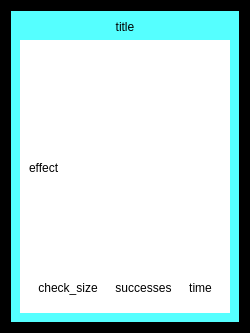
This is src/py/cardwidget.ui in jyn-n/automatic-octo-dollop as Qt 5 draws it before an edit. The edited form follows.
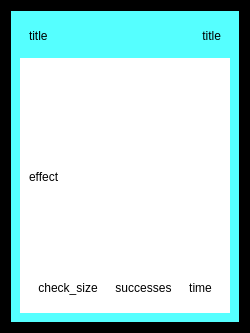
This is the edited form.

Commit message: card title in two corners

The edit to the form file:
```diff
--- a/src/py/cardwidget.ui
+++ b/src/py/cardwidget.ui
@@ -151,19 +151,6 @@
       <bool>true</bool>
      </property>
      <layout class="QGridLayout" name="gridLayout_2">
-      <item row="0" column="0">
-       <widget class="QLabel" name="label_title">
-        <property name="text">
-         <string>title</string>
-        </property>
-        <property name="alignment">
-         <set>Qt::AlignCenter</set>
-        </property>
-        <property name="textInteractionFlags">
-         <set>Qt::NoTextInteraction</set>
-        </property>
-       </widget>
-      </item>
       <item row="1" column="0">
        <widget class="QWidget" name="area_content" native="true">
         <property name="sizePolicy">
@@ -326,6 +313,32 @@
         </layout>
        </widget>
       </item>
+      <item row="0" column="0">
+       <widget class="QWidget" name="widget" native="true">
+        <layout class="QHBoxLayout" name="horizontalLayout_2">
+         <item>
+          <widget class="QLabel" name="label_title2">
+           <property name="text">
+            <string>title</string>
+           </property>
+          </widget>
+         </item>
+         <item>
+          <widget class="QLabel" name="label_title">
+           <property name="text">
+            <string>title</string>
+           </property>
+           <property name="alignment">
+            <set>Qt::AlignRight|Qt::AlignTrailing|Qt::AlignVCenter</set>
+           </property>
+           <property name="textInteractionFlags">
+            <set>Qt::NoTextInteraction</set>
+           </property>
+          </widget>
+         </item>
+        </layout>
+       </widget>
+      </item>
      </layout>
     </widget>
    </item>
```
The commit also changes 1 other file.
